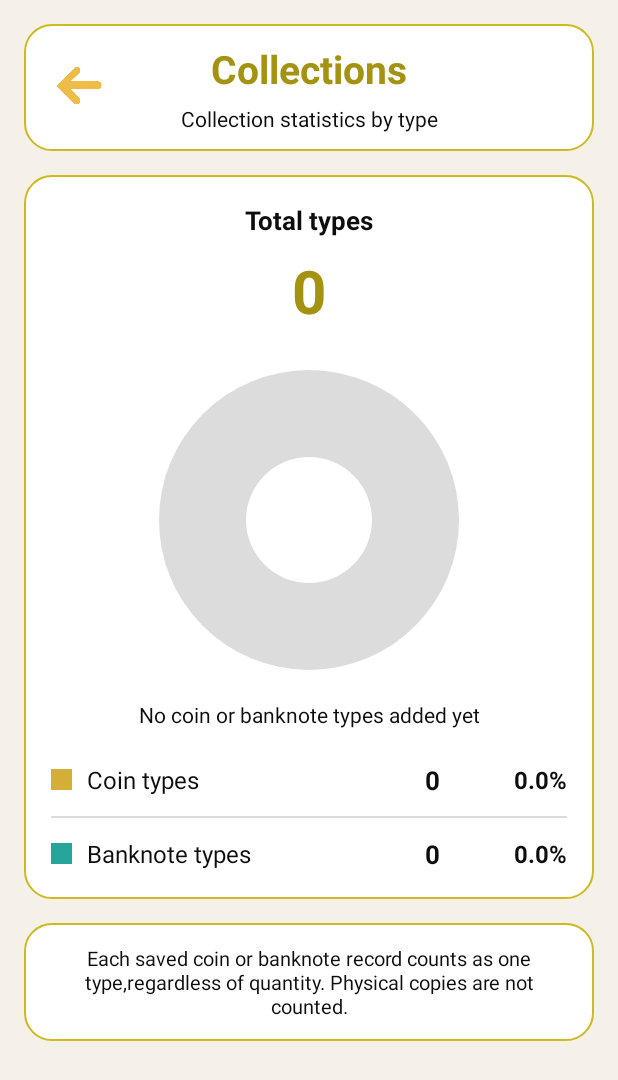
After one commit to stu2401321037-art/MobileApps2025-2401321037, an Android app: the CollectionActivity screen opened directly, with no data from a screen before it, on a phone screen of 412 x 824 dp. The commit adds this screen. Shown: the top 1080 px of the screen. Run offline under Robolectric (Android 15) with nearby library versions, the phone set to English and light mode, and no system bars.

Commit message:
add collection statistics chart and updated release APK

```diff
--- /dev/null
+++ b/app/src/main/java/com/example/numistracker/CollectionActivity.java
@@ -0,0 +1,132 @@
+package com.example.numistracker;
+
+import android.annotation.SuppressLint;
+import android.os.Bundle;
+import android.view.View;
+import android.widget.TextView;
+
+import androidx.appcompat.app.AppCompatActivity;
+import androidx.lifecycle.ViewModelProvider;
+
+import com.example.numistracker.di.AppContainer;
+import com.example.numistracker.ui.TypePieChart;
+import com.example.numistracker.viewmodel.CollectionViewModel;
+
+import java.util.Locale;
+
+public class CollectionActivity extends AppCompatActivity {
+
+    private CollectionViewModel viewModel;
+
+    private TypePieChart pieChart;
+
+    private TextView totalValue;
+    private TextView coinValue;
+    private TextView banknoteValue;
+    private TextView coinPercentValue;
+    private TextView banknotePercentValue;
+    private TextView emptyText;
+    private TextView errorText;
+
+    @SuppressLint("MissingInflatedId")
+    @Override
+    protected void onCreate(Bundle savedInstanceState) {
+        super.onCreate(savedInstanceState);
+
+        setContentView(R.layout.activity_collection);
+
+        totalValue = findViewById(R.id.statsTotalTypes);
+        coinValue = findViewById(R.id.statsCoinTypes);
+        banknoteValue =
+                findViewById(R.id.statsBanknoteTypes);
+
+        coinPercentValue =
+                findViewById(R.id.statsCoinPercent);
+
+        banknotePercentValue =
+                findViewById(R.id.statsBanknotePercent);
+
+        emptyText = findViewById(R.id.statsEmpty);
+        errorText = findViewById(R.id.statsError);
+
+        pieChart = findViewById(R.id.typePieChart);
+
+        findViewById(R.id.back_button)
+                .setOnClickListener(v -> finish());
+
+        viewModel = new ViewModelProvider(
+                this,
+                new CollectionViewModel.Factory(
+                        AppContainer.getInstance(this)
+                                .getRepository()
+                )
+        ).get(CollectionViewModel.class);
+
+        viewModel.getStats().observe(
+                this,
+                this::showStats
+        );
+
+        viewModel.getError().observe(this, message -> {
+
+            if (message == null || message.isEmpty()) {
+                errorText.setVisibility(View.GONE);
+            } else {
+                errorText.setText(message);
+                errorText.setVisibility(View.VISIBLE);
+            }
+        });
+    }
+
+    @Override
+    protected void onResume() {
+        super.onResume();
+        viewModel.refreshStats();
+    }
+
+    private void showStats(CollectionViewModel.Stats stats) {
+
+        if (stats == null) {
+            return;
+        }
+
+        totalValue.setText(
+                String.valueOf(stats.total())
+        );
+
+        coinValue.setText(
+                String.valueOf(stats.coinTypes)
+        );
+
+        banknoteValue.setText(
+                String.valueOf(stats.banknoteTypes)
+        );
+
+        coinPercentValue.setText(
+                String.format(
+                        Locale.US,
+                        "%.1f%%",
+                        stats.coinPercent()
+                )
+        );
+
+        banknotePercentValue.setText(
+                String.format(
+                        Locale.US,
+                        "%.1f%%",
+                        stats.banknotePercent()
+                )
+        );
+
+        pieChart.setTypeCounts(
+                stats.coinTypes,
+                stats.banknoteTypes
+        );
+
+        emptyText.setVisibility(
+                stats.total() == 0
+                        ? View.VISIBLE
+                        : View.GONE
+        );
+    }
+}
--- a/app/src/main/java/com/example/numistracker/MainScreen.java
+++ b/app/src/main/java/com/example/numistracker/MainScreen.java
@@ -104,6 +104,14 @@ public class MainScreen extends AppCompatActivity {
                 }
         );
 
+
+        findViewById(R.id.button3).setOnClickListener(v -> {
+            startActivity(new android.content.Intent(
+                    MainScreen.this,
+                    CollectionActivity.class
+            ));
+        });
+
         setupWindowInsets();
     }
 
--- a/app/src/main/java/com/example/numistracker/data/DatabaseHelper.java
+++ b/app/src/main/java/com/example/numistracker/data/DatabaseHelper.java
@@ -1,4 +1,3 @@
-
 package com.example.numistracker.data;
 
 import android.content.ContentValues;
@@ -6,6 +5,7 @@ import android.content.Context;
 import android.database.Cursor;
 import android.database.sqlite.SQLiteDatabase;
 import android.database.sqlite.SQLiteOpenHelper;
+import android.database.DatabaseUtils;
 
 public class DatabaseHelper extends SQLiteOpenHelper {
 
@@ -484,4 +484,17 @@ public class DatabaseHelper extends SQLiteOpenHelper {
                 .replace("%", "\\%")
                 .replace("_", "\\_");
     }
+    public int getCoinTypeCount() {
+        return (int) DatabaseUtils.queryNumEntries(
+                getReadableDatabase(),
+                TABLE_COINS
+        );
+    }
+
+    public int getBanknoteTypeCount() {
+        return (int) DatabaseUtils.queryNumEntries(
+                getReadableDatabase(),
+                TABLE_BANKNOTES
+        );
+    }
 }
--- a/app/src/main/java/com/example/numistracker/data/NumisRepository.java
+++ b/app/src/main/java/com/example/numistracker/data/NumisRepository.java
@@ -6,6 +6,7 @@ import java.util.ArrayList;
 import java.util.List;
 import java.util.HashSet;
 import java.util.Set;
+import com.example.numistracker.model.CollectionStats;
 
 public class NumisRepository {
     private final DatabaseHelper dbHelper;
@@ -98,4 +99,11 @@ public class NumisRepository {
             existing.add(path);
         }
     }
+
+    public CollectionStats getCollectionStats() {
+        return new CollectionStats(
+                dbHelper.getCoinTypeCount(),
+                dbHelper.getBanknoteTypeCount()
+        );
+    }
 }
--- /dev/null
+++ b/app/src/main/java/com/example/numistracker/model/CollectionStats.java
@@ -0,0 +1,41 @@
+package com.example.numistracker.model;
+
+public final class CollectionStats {
+
+    private final int coinTypes;
+    private final int banknoteTypes;
+
+    public CollectionStats(int coinTypes, int banknoteTypes) {
+        if (coinTypes < 0 || banknoteTypes < 0) {
+            throw new IllegalArgumentException(
+                    "Type counts cannot be negative");
+        }
+
+        this.coinTypes = coinTypes;
+        this.banknoteTypes = banknoteTypes;
+    }
+
+    public int getCoinTypes() {
+        return coinTypes;
+    }
+
+    public int getBanknoteTypes() {
+        return banknoteTypes;
+    }
+
+    public int getTotalTypes() {
+        return coinTypes + banknoteTypes;
+    }
+
+    public double getCoinPercentage() {
+        return getTotalTypes() == 0
+                ? 0.0
+                : 100.0 * coinTypes / getTotalTypes();
+    }
+
+    public double getBanknotePercentage() {
+        return getTotalTypes() == 0
+                ? 0.0
+                : 100.0 * banknoteTypes / getTotalTypes();
+    }
+}
--- /dev/null
+++ b/app/src/main/java/com/example/numistracker/ui/TypePieChart.java
@@ -0,0 +1,112 @@
+package com.example.numistracker.ui;
+
+import android.content.Context;
+import android.graphics.Canvas;
+import android.graphics.Color;
+import android.graphics.Paint;
+import android.graphics.RectF;
+import android.util.AttributeSet;
+import android.view.View;
+
+public class TypePieChart extends View {
+
+    private static final int COIN_COLOR =
+            Color.rgb(212, 175, 55);
+
+    private static final int BANKNOTE_COLOR =
+            Color.rgb(38, 166, 154);
+
+    private static final int EMPTY_COLOR =
+            Color.rgb(220, 220, 220);
+
+    private final Paint fillPaint =
+            new Paint(Paint.ANTI_ALIAS_FLAG);
+
+    private final Paint holePaint =
+            new Paint(Paint.ANTI_ALIAS_FLAG);
+
+    private final RectF oval = new RectF();
+
+    private int coinTypes = 0;
+    private int banknoteTypes = 0;
+
+    public TypePieChart(Context context) {
+        super(context);
+        init();
+    }
+
+    public TypePieChart(Context context, AttributeSet attrs) {
+        super(context, attrs);
+        init();
+    }
+
+    public TypePieChart(Context context, AttributeSet attrs, int defStyleAttr) {
+        super(context, attrs, defStyleAttr);
+        init();
+    }
+
+    private void init() {
+        fillPaint.setStyle(Paint.Style.FILL);
+
+        holePaint.setStyle(Paint.Style.FILL);
+        holePaint.setColor(Color.WHITE);
+    }
+
+    public void setTypeCounts(int coins, int banknotes) {
+        coinTypes = Math.max(0, coins);
+        banknoteTypes = Math.max(0, banknotes);
+        invalidate();
+    }
+
+    @Override
+    protected void onDraw(Canvas canvas) {
+        super.onDraw(canvas);
+
+        float centerX = getWidth() / 2f;
+        float centerY = getHeight() / 2f;
+
+        float radius = Math.min(getWidth(), getHeight()) / 2f - dp(10);
+
+        if (radius <= 0) {
+            return;
+        }
+
+        oval.set(
+                centerX - radius,
+                centerY - radius,
+                centerX + radius,
+                centerY + radius
+        );
+
+        int total = coinTypes + banknoteTypes;
+
+        if (total == 0) {
+            fillPaint.setColor(EMPTY_COLOR);
+            canvas.drawOval(oval, fillPaint);
+            drawCenterHole(canvas, centerX, centerY, radius);
+            return;
+        }
+
+        float coinAngle = 360f * coinTypes / total;
+
+        if (coinTypes > 0) {
+            fillPaint.setColor(COIN_COLOR);
+            canvas.drawArc(oval, -90f, coinAngle, true, fillPaint);
+        }
+
+        if (banknoteTypes > 0) {
+            fillPaint.setColor(BANKNOTE_COLOR);
+            canvas.drawArc(oval, -90f + coinAngle, 360f - coinAngle, true, fillPaint);
+        }
+
+        drawCenterHole(canvas, centerX, centerY, radius);
+    }
+
+    private void drawCenterHole(Canvas canvas, float cx, float cy, float radius) {
+        canvas.drawCircle(cx, cy, radius * 0.42f, holePaint);
+    }
+
+    private float dp(int value) {
+        return value * getResources().getDisplayMetrics().density;
+    }
+}
--- /dev/null
+++ b/app/src/main/java/com/example/numistracker/viewmodel/CollectionViewModel.java
@@ -0,0 +1,130 @@
+
+package com.example.numistracker.viewmodel;
+
+import androidx.annotation.NonNull;
+import androidx.lifecycle.LiveData;
+import androidx.lifecycle.MutableLiveData;
+import androidx.lifecycle.ViewModel;
+import androidx.lifecycle.ViewModelProvider;
+
+import com.example.numistracker.data.NumisRepository;
+
+import java.util.concurrent.ExecutorService;
+import java.util.concurrent.Executors;
+
+public class CollectionViewModel extends ViewModel {
+
+    private final NumisRepository repository;
+
+    private final ExecutorService executor =
+            Executors.newSingleThreadExecutor();
+
+    private final MutableLiveData<Stats> stats =
+            new MutableLiveData<>();
+
+    private final MutableLiveData<String> error =
+            new MutableLiveData<>();
+
+    public CollectionViewModel(NumisRepository repository) {
+        if (repository == null) {
+            throw new IllegalArgumentException(
+                    "Repository cannot be null");
+        }
+
+        this.repository = repository;
+    }
+
+    public LiveData<Stats> getStats() {
+        return stats;
+    }
+
+    public LiveData<String> getError() {
+        return error;
+    }
+
+    public void refreshStats() {
+        executor.execute(() -> {
+            try {
+                // One database record = one type.
+                // The quantity field is ignored.
+                int coins = repository.getItems(true).size();
+                int banknotes = repository.getItems(false).size();
+
+                stats.postValue(new Stats(coins, banknotes));
+                error.postValue(null);
+
+            } catch (Exception e) {
+                error.postValue(
+                        "Could not load collection statistics");
+            }
+        });
+    }
+
+    @Override
+    protected void onCleared() {
+        executor.shutdown();
+        super.onCleared();
+    }
+
+    public static final class Stats {
+
+        public final int coinTypes;
+        public final int banknoteTypes;
+
+        public Stats(int coins, int banknotes) {
+            if (coins < 0 || banknotes < 0) {
+                throw new IllegalArgumentException(
+                        "Counts cannot be negative");
+            }
+
+            this.coinTypes = coins;
+            this.banknoteTypes = banknotes;
+        }
+
+        public int total() {
+            return coinTypes + banknoteTypes;
+        }
+
+        public double coinPercent() {
+            if (total() == 0) {
+                return 0;
+            }
+
+            return 100.0 * coinTypes / total();
+        }
+
+        public double banknotePercent() {
+            if (total() == 0) {
+                return 0;
+            }
+
+            return 100.0 * banknoteTypes / total();
+        }
+    }
+
+    public static class Factory
+            implements ViewModelProvider.Factory {
+
+        private final NumisRepository repository;
+
+        public Factory(NumisRepository repository) {
+            this.repository = repository;
+        }
+
+        @NonNull
+        @Override
+        @SuppressWarnings("unchecked")
+        public <T extends ViewModel> T create(
+                @NonNull Class<T> modelClass) {
+
+            if (modelClass.isAssignableFrom(
+                    CollectionViewModel.class)) {
+
+                return (T) new CollectionViewModel(repository);
+            }
+
+            throw new IllegalArgumentException(
+                    "Unknown ViewModel class");
+        }
+    }
+}
--- /dev/null
+++ b/app/src/main/res/drawable/bg_collection_card.xml
@@ -0,0 +1,13 @@
+<?xml version="1.0" encoding="utf-8"?>
+<shape xmlns:android="http://schemas.android.com/apk/res/android">
+    <solid android:color="@color/surface_color" />
+    <corners android:radius="18dp" />
+    <stroke
+        android:width="1dp"
+        android:color="@color/button_border" />
+    <padding
+        android:left="14dp"
+        android:top="14dp"
+        android:right="14dp"
+        android:bottom="14dp" />
+</shape>
--- /dev/null
+++ b/app/src/main/res/layout/activity_collection.xml
@@ -0,0 +1,232 @@
+<?xml version="1.0" encoding="utf-8"?>
+<ScrollView
+    xmlns:android="http://schemas.android.com/apk/res/android"
+    xmlns:tools="http://schemas.android.com/tools"
+    android:layout_width="match_parent"
+    android:layout_height="match_parent"
+    android:background="@color/background_color"
+    android:fillViewport="true"
+    tools:context=".CollectionActivity">
+
+    <LinearLayout
+        android:layout_width="match_parent"
+        android:layout_height="wrap_content"
+        android:orientation="vertical"
+        android:padding="16dp">
+
+        <FrameLayout
+            android:layout_width="match_parent"
+            android:layout_height="wrap_content"
+            android:background="@drawable/bg_collection_card"
+            android:padding="12dp">
+
+            <LinearLayout
+                android:layout_width="match_parent"
+                android:layout_height="wrap_content"
+                android:layout_gravity="center"
+                android:gravity="center"
+                android:orientation="vertical"
+                android:paddingStart="44dp"
+                android:paddingEnd="44dp">
+
+                <TextView
+                    android:layout_width="match_parent"
+                    android:layout_height="wrap_content"
+                    android:gravity="center"
+                    android:text="@string/stats_title"
+                    android:textColor="@color/gold"
+                    android:textSize="26sp"
+                    android:textStyle="bold" />
+
+                <TextView
+                    android:layout_width="match_parent"
+                    android:layout_height="wrap_content"
+                    android:layout_marginTop="6dp"
+                    android:gravity="center"
+                    android:text="@string/stats_subtitle"
+                    android:textColor="@color/text_color"
+                    android:textSize="14sp" />
+
+            </LinearLayout>
+
+            <ImageButton
+                android:id="@+id/back_button"
+                android:layout_width="48dp"
+                android:layout_height="48dp"
+                android:layout_gravity="start|center_vertical"
+                android:background="?attr/selectableItemBackgroundBorderless"
+                android:contentDescription="@string/back_button"
+                android:src="@drawable/back_arrow"
+                android:scaleType="centerInside" />
+
+        </FrameLayout>
+
+        <TextView
+            android:id="@+id/statsError"
+            android:layout_width="match_parent"
+            android:layout_height="wrap_content"
+            android:layout_marginTop="12dp"
+            android:gravity="center"
+            android:textColor="#C62828"
+            android:textSize="14sp"
+            android:visibility="gone" />
+
+        <LinearLayout
+            android:layout_width="match_parent"
+            android:layout_height="wrap_content"
+            android:layout_marginTop="16dp"
+            android:background="@drawable/bg_collection_card"
+            android:gravity="center_horizontal"
+            android:orientation="vertical"
+            android:padding="18dp">
+
+            <TextView
+                android:layout_width="match_parent"
+                android:layout_height="wrap_content"
+                android:gravity="center"
+                android:text="@string/stats_total_title"
+                android:textColor="@color/text_color"
+                android:textSize="17sp"
+                android:textStyle="bold" />
+
+            <TextView
+                android:id="@+id/statsTotalTypes"
+                android:layout_width="match_parent"
+                android:layout_height="wrap_content"
+                android:layout_marginTop="8dp"
+                android:gravity="center"
+                android:text="0"
+                android:textColor="@color/gold"
+                android:textSize="40sp"
+                android:textStyle="bold"
+                tools:ignore="HardcodedText" />
+
+            <com.example.numistracker.ui.TypePieChart
+                android:id="@+id/typePieChart"
+                android:layout_width="220dp"
+                android:layout_height="220dp"
+                android:layout_marginTop="16dp"
+                android:contentDescription="@string/stats_chart_description" />
+
+            <TextView
+                android:id="@+id/statsEmpty"
+                android:layout_width="match_parent"
+                android:layout_height="wrap_content"
+                android:layout_marginTop="10dp"
+                android:gravity="center"
+                android:text="@string/stats_empty"
+                android:textColor="@color/text_color"
+                android:textSize="14sp"
+                android:visibility="gone" />
+
+            <LinearLayout
+                android:layout_width="match_parent"
+                android:layout_height="wrap_content"
+                android:layout_marginTop="22dp"
+                android:gravity="center_vertical"
+                android:orientation="horizontal">
+
+                <View
+                    android:layout_width="14dp"
+                    android:layout_height="14dp"
+                    android:background="#D4AF37"
+                    android:importantForAccessibility="no" />
+
+                <TextView
+                    android:layout_width="0dp"
+                    android:layout_height="wrap_content"
+                    android:layout_marginStart="10dp"
+                    android:layout_weight="1"
+                    android:text="@string/stats_coin_types"
+                    android:textColor="@color/text_color"
+                    android:textSize="16sp" />
+
+                <TextView
+                    android:id="@+id/statsCoinTypes"
+                    android:layout_width="36dp"
+                    android:layout_height="wrap_content"
+                    android:gravity="center"
+                    android:text="0"
+                    android:textColor="@color/text_color"
+                    android:textSize="17sp"
+                    android:textStyle="bold"
+                    tools:ignore="HardcodedText" />
+
+                <TextView
+                    android:id="@+id/statsCoinPercent"
+                    android:layout_width="72dp"
+                    android:layout_height="wrap_content"
+                    android:gravity="end"
+                    android:text="0.0%"
+                    android:textColor="@color/text_color"
+                    android:textSize="16sp"
+                    android:textStyle="bold"
+                    tools:ignore="HardcodedText" />
+
+            </LinearLayout>
+
+            <View
+                android:layout_width="match_parent"
+                android:layout_height="1dp"
+                android:layout_marginTop="12dp"
+                android:layout_marginBottom="12dp"
+                android:background="#22000000" />
+
+            <LinearLayout
+                android:layout_width="match_parent"
+                android:layout_height="wrap_content"
+                android:gravity="center_vertical"
+                android:orientation="horizontal">
+
+                <View
+                    android:layout_width="14dp"
+                    android:layout_height="14dp"
+                    android:background="#26A69A"
+                    android:importantForAccessibility="no" />
+
+                <TextView
+                    android:layout_width="0dp"
+                    android:layout_height="wrap_content"
+                    android:layout_marginStart="10dp"
+                    android:layout_weight="1"
+                    android:text="@string/stats_banknote_types"
+                    android:textColor="@color/text_color"
+                    android:textSize="16sp" />
+
+                <TextView
+                    android:id="@+id/statsBanknoteTypes"
+                    android:layout_width="36dp"
+                    android:layout_height="wrap_content"
+                    android:gravity="center"
+                    android:text="0"
+                    android:textColor="@color/text_color"
+                    android:textSize="17sp"
+                    android:textStyle="bold"
+                    tools:ignore="HardcodedText" />
+
+                <TextView
+                    android:id="@+id/statsBanknotePercent"
+                    android:layout_width="72dp"
+                    android:layout_height="wrap_content"
+                    android:gravity="end"
+                    android:text="0.0%"
+                    android:textColor="@color/text_color"
+                    android:textSize="16sp"
+                    android:textStyle="bold"
+                    tools:ignore="HardcodedText" />
+
+            </LinearLayout>
+
+        </LinearLayout>
+        <TextView
+            android:layout_width="match_parent"
+            android:layout_height="wrap_content"
+            android:layout_marginTop="16dp"
+            android:background="@drawable/bg_collection_card"
+            android:gravity="center"
+            android:padding="14dp"
+            android:text="@string/stats_note"
+            android:textColor="@color/text_color"
+            android:textSize="13sp" />
+    </LinearLayout>
+</ScrollView>
--- a/app/src/main/res/values/strings.xml
+++ b/app/src/main/res/values/strings.xml
@@ -40,4 +40,13 @@
     </string-array>
     <string name="edit">Edit</string>
     <string name="delete">Delete</string>
+    <string name="stats_title">Collections</string>
+    <string name="stats_subtitle">Collection statistics by type</string>
+    <string name="stats_total_title">Total types</string>
+     <string name="stats_coin_types">Coin types</string>
+    <string name="stats_banknote_types">Banknote types</string>
+    <string name="stats_empty">No coin or banknote types added yet</string>
+    <string name="stats_chart_description">Pie chart showing the percentage of coin and banknote types</string>
+    <string name="stats_note">Each saved coin or banknote record counts as one type,regardless of quantity. Physical copies are not counted.</string>
+    <string name="stats_back">Back</string>
 </resources>
```
Also changed, not shown: app/src/main/AndroidManifest.xml (+7 -2 lines), 1 other file.
